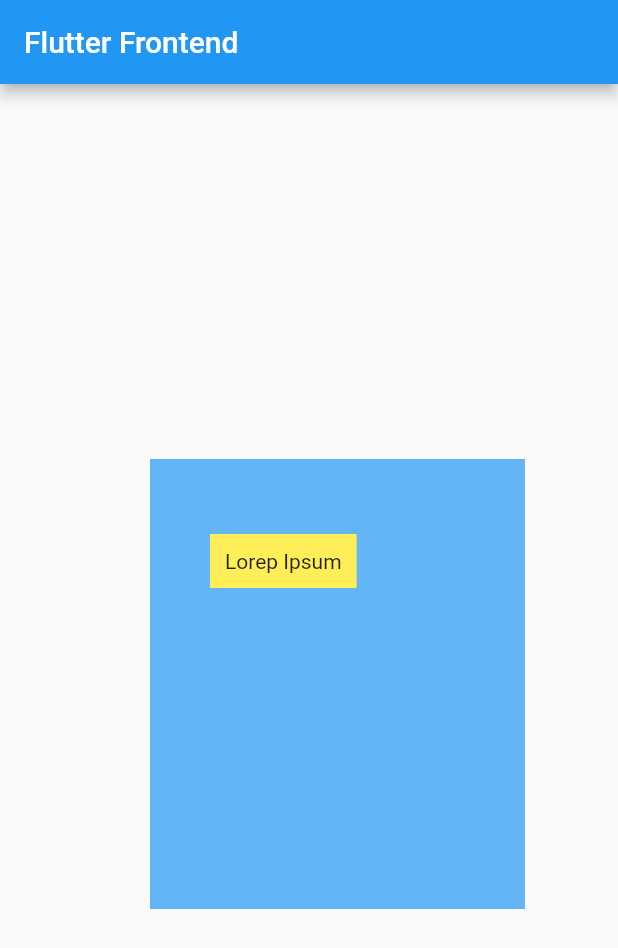
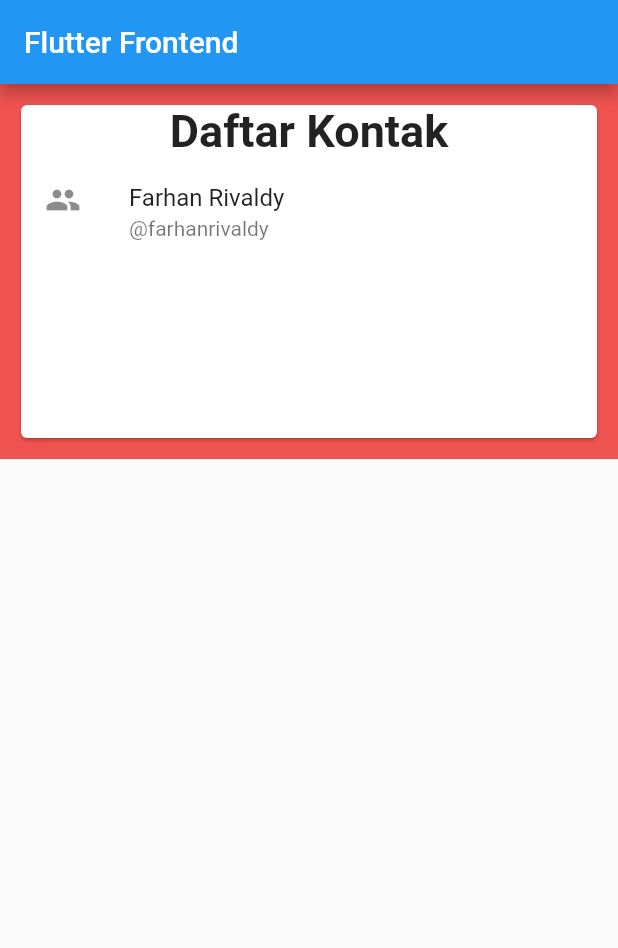
Before and after one commit to HaradaKumiko/flutter_frontend, a Flutter app: the screen it shows after launch, on a phone screen of 412 x 824 dp. Shown: the top 948 px of the screen. Run offline on Flutter 3.47's test engine with Material 2 defaults, Android fonts, the phone set to English and light mode, and no system bars.

Commit message:
material component widget - card

```diff
--- a/lib/main.dart
+++ b/lib/main.dart
@@ -19,23 +19,23 @@ class MyApp extends StatelessWidget {
         home: Scaffold(
             appBar: AppBar(title: Text('Flutter Frontend')),
             body: Container(
-              child: Stack(
-                children: [
-                  Positioned(
-                    child: Container(
-                      child: Text("Lorep Ipsum"),
-                      color: Colors.yellow[400],
-                      padding: EdgeInsets.all(10),
-                    ),
-                    left: 40,
-                    top: 50,
-                  )
-                ],
+              padding: EdgeInsets.all(10),
+              child: Card(
+                child: Column(
+                  children: [
+                    Text('Daftar Kontak',
+                        style: TextStyle(
+                            fontSize: 30, fontWeight: FontWeight.bold)),
+                    ListTile(
+                      leading: Icon(Icons.people_sharp),
+                      title: Text('Farhan Rivaldy'),
+                      subtitle: Text('@farhanrivaldy'),
+                    )
+                  ],
+                ),
               ),
-              margin: EdgeInsets.only(top: 250, left: 100),
-              color: Colors.blue[300],
-              width: 250,
-              height: 300,
+              height: 250,
+              color: Colors.red[400],
             )));
   }
 }
```
Also changed, not shown: lib/ss/material component widget - card.jpg (added).
